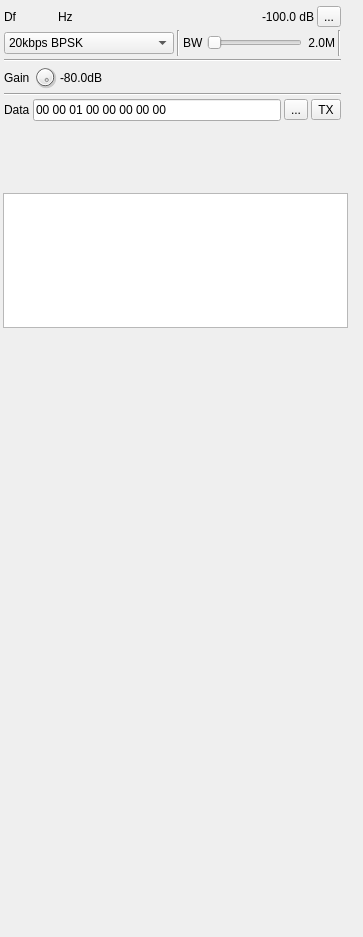
The window that plugins/channeltx/mod802.15.4/ieee_802_15_4_modgui.ui (f4exb/sdrangel) describes before a commit, drawn with Qt 5.
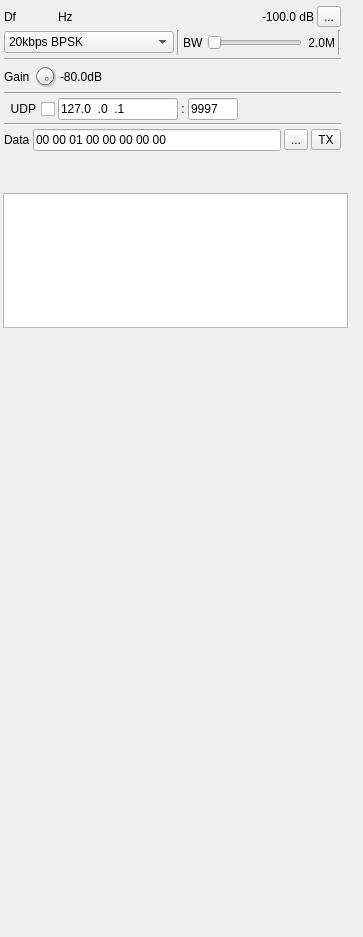
The same window after the commit. Icons and pictures are not drawn. Custom widgets are drawn as their Qt base class.

Commit message: Add UDP ports for packet forwarding in 802.15.4 mod.

What changed in the file:
```diff
--- a/plugins/channeltx/mod802.15.4/ieee_802_15_4_modgui.ui
+++ b/plugins/channeltx/mod802.15.4/ieee_802_15_4_modgui.ui
@@ -43,7 +43,7 @@
      <x>2</x>
      <y>2</y>
      <width>341</width>
-     <height>121</height>
+     <height>151</height>
     </rect>
    </property>
    <property name="minimumSize">
@@ -410,6 +410,103 @@
       </property>
      </widget>
     </item>
+    <item>
+     <layout class="QHBoxLayout" name="udpLayout">
+      <item>
+       <widget class="QCheckBox" name="udpEnabled">
+        <property name="toolTip">
+         <string>Forward frames received via UDP</string>
+        </property>
+        <property name="layoutDirection">
+         <enum>Qt::RightToLeft</enum>
+        </property>
+        <property name="text">
+         <string>UDP</string>
+        </property>
+       </widget>
+      </item>
+      <item>
+       <widget class="QLineEdit" name="udpAddress">
+        <property name="minimumSize">
+         <size>
+          <width>120</width>
+          <height>0</height>
+         </size>
+        </property>
+        <property name="focusPolicy">
+         <enum>Qt::ClickFocus</enum>
+        </property>
+        <property name="toolTip">
+         <string>Destination UDP address</string>
+        </property>
+        <property name="inputMask">
+         <string>000.000.000.000</string>
+        </property>
+        <property name="text">
+         <string>127.0.0.1</string>
+        </property>
+       </widget>
+      </item>
+      <item>
+       <widget class="QLabel" name="udpSeparator">
+        <property name="text">
+         <string>:</string>
+        </property>
+        <property name="alignment">
+         <set>Qt::AlignCenter</set>
+        </property>
+       </widget>
+      </item>
+      <item>
+       <widget class="QLineEdit" name="udpPort">
+        <property name="minimumSize">
+         <size>
+          <width>50</width>
+          <height>0</height>
+         </size>
+        </property>
+        <property name="maximumSize">
+         <size>
+          <width>50</width>
+          <height>16777215</height>
+         </size>
+        </property>
+        <property name="focusPolicy">
+         <enum>Qt::ClickFocus</enum>
+        </property>
+        <property name="toolTip">
+         <string>Destination UDP port</string>
+        </property>
+        <property name="inputMask">
+         <string>00000</string>
+        </property>
+        <property name="text">
+         <string>9997</string>
+        </property>
+       </widget>
+      </item>
+      <item>
+       <spacer name="horizontalSpacer_2">
+        <property name="orientation">
+         <enum>Qt::Horizontal</enum>
+        </property>
+        <property name="sizeHint" stdset="0">
+         <size>
+          <width>40</width>
+          <height>20</height>
+         </size>
+        </property>
+       </spacer>
+      </item>
+     </layout>
+    </item>
+    <item>
+     <widget class="Line" name="line">
+      <property name="orientation">
+       <enum>Qt::Horizontal</enum>
+      </property>
+     </widget>
+    </item>
     <item>
      <layout class="QHBoxLayout" name="frameDataLayout">
       <item>
@@ -600,35 +697,12 @@
   </widget>
  </widget>
  <customwidgets>
-  <customwidget>
-   <class>ButtonSwitch</class>
-   <extends>QToolButton</extends>
-   <header>gui/buttonswitch.h</header>
-  </customwidget>
   <customwidget>
    <class>RollupWidget</class>
    <extends>QWidget</extends>
    <header>gui/rollupwidget.h</header>
    <container>1</container>
   </customwidget>
-  <customwidget>
-   <class>ValueDialZ</class>
-   <extends>QWidget</extends>
-   <header>gui/valuedialz.h</header>
-   <container>1</container>
-  </customwidget>
-  <customwidget>
-   <class>GLScope</class>
-   <extends>QWidget</extends>
-   <header>gui/glscope.h</header>
-   <container>1</container>
-  </customwidget>
-  <customwidget>
-   <class>GLScopeGUI</class>
-   <extends>QWidget</extends>
-   <header>gui/glscopegui.h</header>
-   <container>1</container>
-  </customwidget>
   <customwidget>
    <class>GLSpectrum</class>
    <extends>QWidget</extends>
@@ -641,12 +715,35 @@
    <header>gui/glspectrumgui.h</header>
    <container>1</container>
   </customwidget>
+  <customwidget>
+   <class>ValueDialZ</class>
+   <extends>QWidget</extends>
+   <header>gui/valuedialz.h</header>
+   <container>1</container>
+  </customwidget>
+  <customwidget>
+   <class>ButtonSwitch</class>
+   <extends>QToolButton</extends>
+   <header>gui/buttonswitch.h</header>
+  </customwidget>
   <customwidget>
    <class>LevelMeterVU</class>
    <extends>QWidget</extends>
    <header>gui/levelmeter.h</header>
    <container>1</container>
   </customwidget>
+  <customwidget>
+   <class>GLScope</class>
+   <extends>QWidget</extends>
+   <header>gui/glscope.h</header>
+   <container>1</container>
+  </customwidget>
+  <customwidget>
+   <class>GLScopeGUI</class>
+   <extends>QWidget</extends>
+   <header>gui/glscopegui.h</header>
+   <container>1</container>
+  </customwidget>
  </customwidgets>
  <tabstops>
   <tabstop>deltaFrequency</tabstop>
```
The commit also changes 10 other files.
